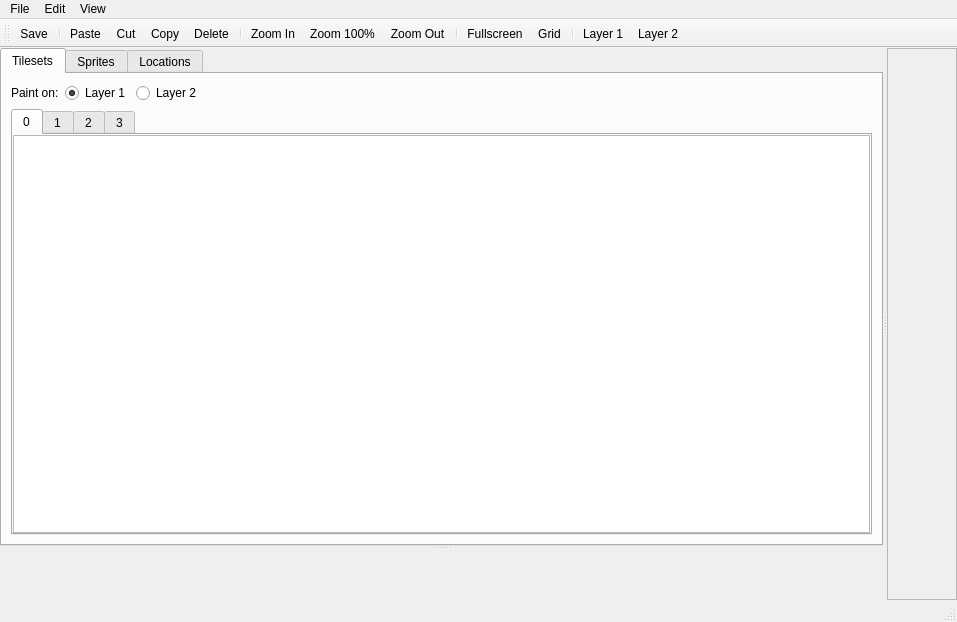
First picture: the form in leveleditorwindow.ui, repository ExplosBlue/CoinKiller, before the edit.
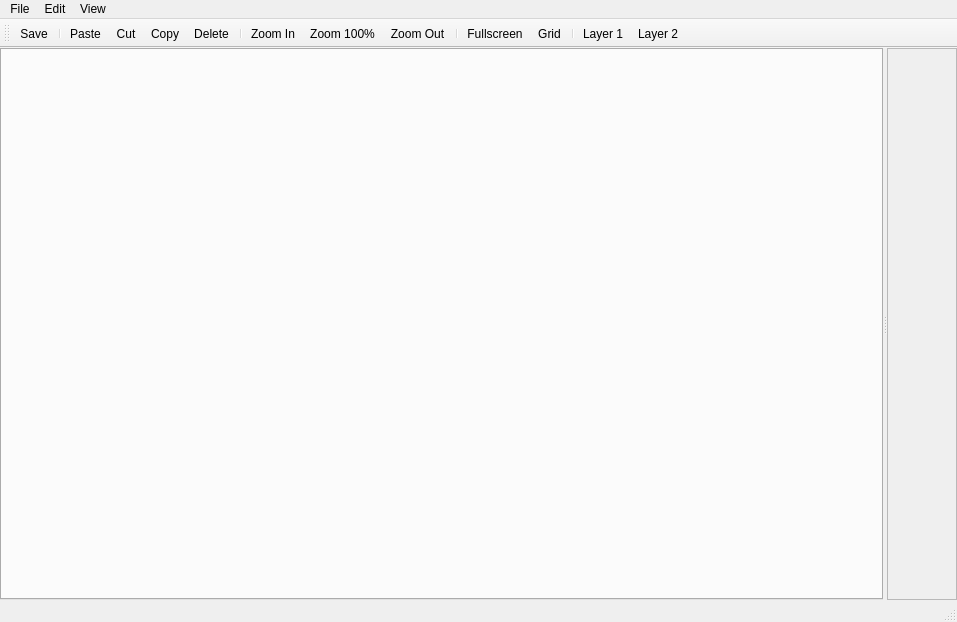
Second picture: the form after the edit.

```diff
--- a/leveleditorwindow.ui
+++ b/leveleditorwindow.ui
@@ -36,233 +36,15 @@
        <enum>Qt::Horizontal</enum>
       </property>
       <widget class="QWidget" name="sidebar" native="true">
-       <layout class="QVBoxLayout" name="verticalLayout_2">
-        <property name="spacing">
-         <number>2</number>
-        </property>
-        <property name="leftMargin">
-         <number>0</number>
-        </property>
-        <property name="topMargin">
-         <number>0</number>
-        </property>
-        <property name="rightMargin">
-         <number>0</number>
-        </property>
+       <layout class="QHBoxLayout" name="horizontalLayout_6">
         <property name="bottomMargin">
          <number>0</number>
         </property>
         <item>
-         <widget class="QSplitter" name="splitter_2">
-          <property name="orientation">
-           <enum>Qt::Vertical</enum>
+         <widget class="QTabWidget" name="sidebarTabWidget">
+          <property name="currentIndex">
+           <number>-1</number>
           </property>
-          <widget class="QTabWidget" name="tabWidget">
-           <property name="currentIndex">
-            <number>0</number>
-           </property>
-           <widget class="QWidget" name="tab">
-            <attribute name="title">
-             <string>Tilesets</string>
-            </attribute>
-            <layout class="QVBoxLayout" name="verticalLayout_3">
-             <item>
-              <layout class="QHBoxLayout" name="horizontalLayout">
-               <item>
-                <widget class="QLabel" name="label">
-                 <property name="sizePolicy">
-                  <sizepolicy hsizetype="Fixed" vsizetype="Preferred">
-                   <horstretch>0</horstretch>
-                   <verstretch>0</verstretch>
-                  </sizepolicy>
-                 </property>
-                 <property name="text">
-                  <string>Paint on:</string>
-                 </property>
-                </widget>
-               </item>
-               <item>
-                <widget class="QRadioButton" name="layerRadioButton">
-                 <property name="sizePolicy">
-                  <sizepolicy hsizetype="Fixed" vsizetype="Fixed">
-                   <horstretch>0</horstretch>
-                   <verstretch>0</verstretch>
-                  </sizepolicy>
-                 </property>
-                 <property name="text">
-                  <string>Layer 1</string>
-                 </property>
-                 <property name="checked">
-                  <bool>true</bool>
-                 </property>
-                </widget>
-               </item>
-               <item>
-                <widget class="QRadioButton" name="radioButton">
-                 <property name="sizePolicy">
-                  <sizepolicy hsizetype="Fixed" vsizetype="Fixed">
-                   <horstretch>0</horstretch>
-                   <verstretch>0</verstretch>
-                  </sizepolicy>
-                 </property>
-                 <property name="text">
-                  <string>Layer 2</string>
-                 </property>
-                 <property name="checked">
-                  <bool>false</bool>
-                 </property>
-                </widget>
-               </item>
-               <item>
-                <spacer name="horizontalSpacer">
-                 <property name="orientation">
-                  <enum>Qt::Horizontal</enum>
-                 </property>
-                 <property name="sizeHint" stdset="0">
-                  <size>
-                   <width>40</width>
-                   <height>20</height>
-                  </size>
-                 </property>
-                </spacer>
-               </item>
-              </layout>
-             </item>
-             <item>
-              <widget class="QTabWidget" name="tabWidget_2">
-               <property name="currentIndex">
-                <number>0</number>
-               </property>
-               <widget class="QWidget" name="tab_3">
-                <attribute name="title">
-                 <string>0</string>
-                </attribute>
-                <layout class="QHBoxLayout" name="horizontalLayout_2">
-                 <property name="leftMargin">
-                  <number>0</number>
-                 </property>
-                 <property name="topMargin">
-                  <number>0</number>
-                 </property>
-                 <property name="rightMargin">
-                  <number>0</number>
-                 </property>
-                 <property name="bottomMargin">
-                  <number>0</number>
-                 </property>
-                 <item>
-                  <widget class="QListView" name="objectsListView0">
-                   <property name="editTriggers">
-                    <set>QAbstractItemView::NoEditTriggers</set>
-                   </property>
-                  </widget>
-                 </item>
-                </layout>
-               </widget>
-               <widget class="QWidget" name="tab_4">
-                <attribute name="title">
-                 <string>1</string>
-                </attribute>
-                <layout class="QHBoxLayout" name="horizontalLayout_3">
-                 <property name="leftMargin">
-                  <number>0</number>
-                 </property>
-                 <property name="topMargin">
-                  <number>0</number>
-                 </property>
-                 <property name="rightMargin">
-                  <number>0</number>
-                 </property>
-                 <property name="bottomMargin">
-                  <number>0</number>
-                 </property>
-                 <item>
-                  <widget class="QListView" name="objectsListView1">
-                   <property name="editTriggers">
-                    <set>QAbstractItemView::NoEditTriggers</set>
-                   </property>
-                  </widget>
-                 </item>
-                </layout>
-               </widget>
-               <widget class="QWidget" name="tab_5">
-                <attribute name="title">
-                 <string>2</string>
-                </attribute>
-                <layout class="QHBoxLayout" name="horizontalLayout_4">
-                 <property name="leftMargin">
-                  <number>0</number>
-                 </property>
-                 <property name="topMargin">
-                  <number>0</number>
-                 </property>
-                 <property name="rightMargin">
-                  <number>0</number>
-                 </property>
-                 <property name="bottomMargin">
-                  <number>0</number>
-                 </property>
-                 <item>
-                  <widget class="QListView" name="objectsListView2">
-                   <property name="editTriggers">
-                    <set>QAbstractItemView::NoEditTriggers</set>
-                   </property>
-                  </widget>
-                 </item>
-                </layout>
-               </widget>
-               <widget class="QWidget" name="tab_6">
-                <attribute name="title">
-                 <string>3</string>
-                </attribute>
-                <layout class="QHBoxLayout" name="horizontalLayout_5">
-                 <property name="leftMargin">
-                  <number>0</number>
-                 </property>
-                 <property name="topMargin">
-                  <number>0</number>
-                 </property>
-                 <property name="rightMargin">
-                  <number>0</number>
-                 </property>
-                 <property name="bottomMargin">
-                  <number>0</number>
-                 </property>
-                 <item>
-                  <widget class="QListView" name="objectsListView3">
-                   <property name="editTriggers">
-                    <set>QAbstractItemView::NoEditTriggers</set>
-                   </property>
-                  </widget>
-                 </item>
-                </layout>
-               </widget>
-              </widget>
-             </item>
-            </layout>
-           </widget>
-           <widget class="QWidget" name="spritesTab">
-            <attribute name="title">
-             <string>Sprites</string>
-            </attribute>
-            <layout class="QVBoxLayout" name="verticalLayout_4"/>
-           </widget>
-           <widget class="QWidget" name="tab_7">
-            <attribute name="title">
-             <string>Locations</string>
-            </attribute>
-            <layout class="QHBoxLayout" name="horizontalLayout_7">
-             <item>
-              <widget class="QPushButton" name="paintLocation">
-               <property name="text">
-                <string>Paint Location</string>
-               </property>
-              </widget>
-             </item>
-            </layout>
-           </widget>
-          </widget>
-          <widget class="QWidget" name="widget_2" native="true"/>
          </widget>
         </item>
        </layout>
```
